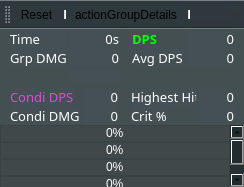
Qt form mainwindow.ui (Tyrox92/Gw2SPECS) before a commit.
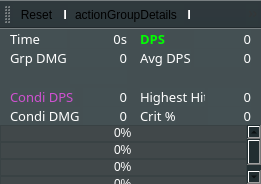
The same form after that commit. Icons and pictures are not drawn.

```diff
--- a/mainwindow.ui
+++ b/mainwindow.ui
@@ -9,8 +9,8 @@
    <rect>
     <x>0</x>
     <y>0</y>
-    <width>244</width>
-    <height>187</height>
+    <width>261</width>
+    <height>184</height>
    </rect>
   </property>
   <property name="sizePolicy">
@@ -1150,7 +1150,7 @@
            <rect>
             <x>0</x>
             <y>0</y>
-            <width>227</width>
+            <width>244</width>
             <height>170</height>
            </rect>
           </property>
```
